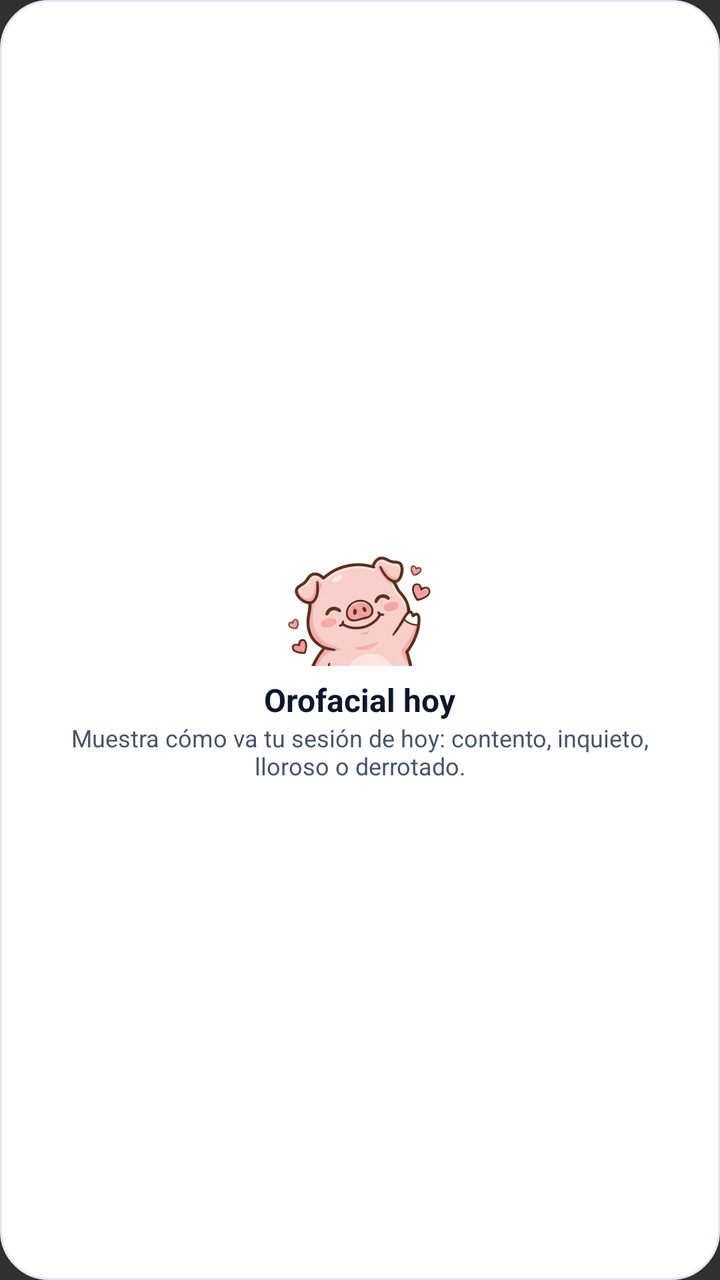
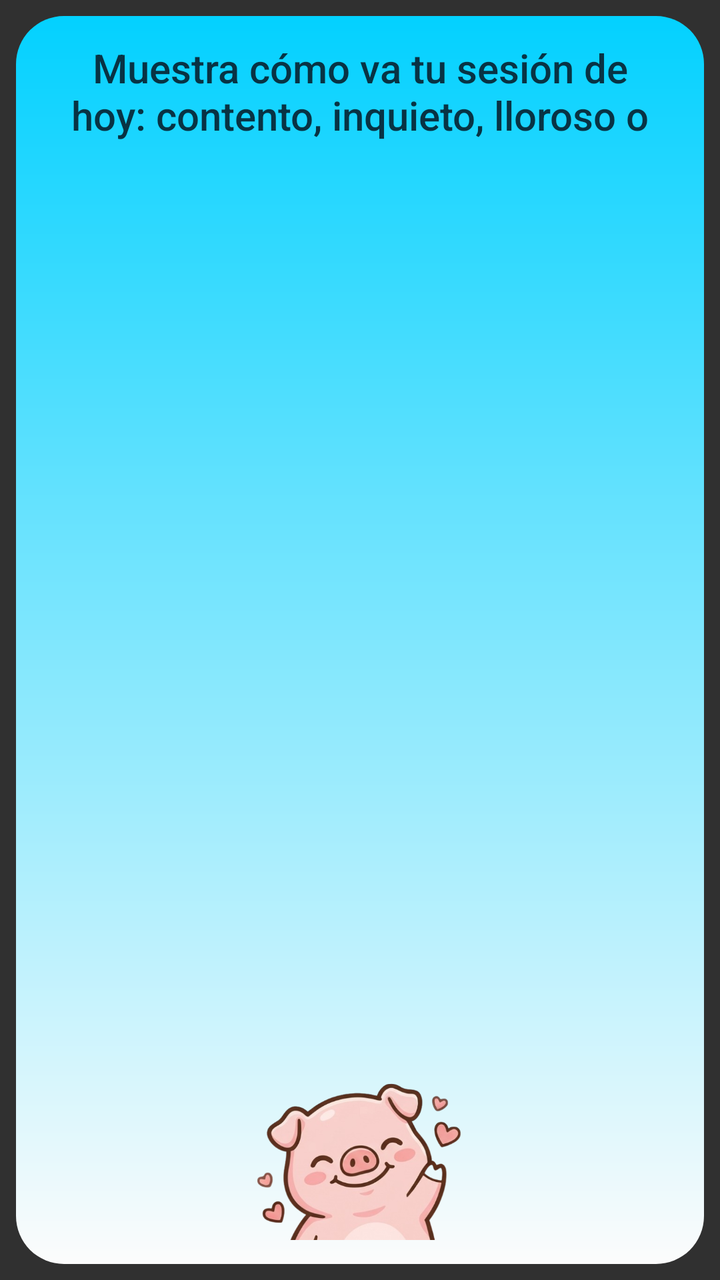

Two renders of the same Android screen: before a commit and after it. Below are the layout's source before the change and the commit's diff.
<!-- AndroidManifest.xml: application theme Theme.Orofacial -->
<!-- res/layout/widget_orofacial.xml -->
<?xml version="1.0" encoding="utf-8"?>
<LinearLayout xmlns:android="http://schemas.android.com/apk/res/android"
    android:id="@+id/widget_root"
    android:layout_width="match_parent"
    android:layout_height="match_parent"
    android:background="@drawable/widget_background"
    android:gravity="center"
    android:orientation="vertical"
    android:padding="16dp">

    <ImageView
        android:id="@+id/widget_mood"
        android:layout_width="84dp"
        android:layout_height="84dp"
        android:contentDescription="@string/widget_name"
        android:src="@drawable/ic_mood_contento" />

    <TextView
        android:id="@+id/widget_title"
        android:layout_width="wrap_content"
        android:layout_height="wrap_content"
        android:layout_marginTop="6dp"
        android:text="@string/widget_name"
        android:textColor="#0F172A"
        android:textSize="16sp"
        android:textStyle="bold" />

    <TextView
        android:id="@+id/widget_subtitle"
        android:layout_width="wrap_content"
        android:layout_height="wrap_content"
        android:gravity="center"
        android:maxLines="2"
        android:text="@string/widget_desc"
        android:textColor="#475569"
        android:textSize="12sp" />

</LinearLayout>
<!-- resources referenced by this layout -->
<resources>
  <!-- drawable ic_mood_contento: png bitmap (drawable-nodpi, 147634 bytes) -->
  <!-- drawable widget_background (drawable) -->
  <?xml version="1.0" encoding="utf-8"?>
  <shape xmlns:android="http://schemas.android.com/apk/res/android" android:shape="rectangle">
      <corners android:radius="24dp" />
      <solid android:color="#FFFFFF" />
      <stroke android:width="1dp" android:color="#E2E8F0" />
  </shape>
  <string name="widget_desc">Muestra cómo va tu sesión de hoy: contento, inquieto, lloroso o derrotado.</string>
  <string name="widget_name">Orofacial hoy</string>
  <style name="Theme.Orofacial" parent="Theme.AppCompat.NoActionBar">
          <item name="android:windowFullscreen">true</item>
          <item name="android:windowLayoutInDisplayCutoutMode">shortEdges</item>
          <item name="android:statusBarColor">@android:color/white</item>
          <item name="android:navigationBarColor">@android:color/white</item>
      </style>
</resources>

<!-- the commit's change to res/layout/widget_orofacial.xml (unified diff, before → after) -->
@@ -3,36 +3,41 @@
     android:id="@+id/widget_root"
     android:layout_width="match_parent"
     android:layout_height="match_parent"
-    android:background="@drawable/widget_background"
-    android:gravity="center"
     android:orientation="vertical"
-    android:padding="16dp">
+    android:padding="8dp">
 
-    <ImageView
-        android:id="@+id/widget_mood"
-        android:layout_width="84dp"
-        android:layout_height="84dp"
-        android:contentDescription="@string/widget_name"
-        android:src="@drawable/ic_mood_contento" />
+    <LinearLayout
+        android:id="@+id/widget_card"
+        android:layout_width="match_parent"
+        android:layout_height="match_parent"
+        android:background="@drawable/widget_background"
+        android:gravity="center_horizontal"
+        android:orientation="vertical"
+        android:padding="12dp">
 
-    <TextView
-        android:id="@+id/widget_title"
-        android:layout_width="wrap_content"
-        android:layout_height="wrap_content"
-        android:layout_marginTop="6dp"
-        android:text="@string/widget_name"
-        android:textColor="#0F172A"
-        android:textSize="16sp"
-        android:textStyle="bold" />
+        <TextView
+            android:id="@+id/widget_message"
+            android:layout_width="wrap_content"
+            android:layout_height="wrap_content"
+            android:fontFamily="sans-serif-medium"
+            android:gravity="center"
+            android:maxLines="2"
+            android:text="@string/widget_desc"
+            android:textColor="#083344"
+            android:textSize="20sp" />
 
-    <TextView
-        android:id="@+id/widget_subtitle"
-        android:layout_width="wrap_content"
-        android:layout_height="wrap_content"
-        android:gravity="center"
-        android:maxLines="2"
-        android:text="@string/widget_desc"
-        android:textColor="#475569"
-        android:textSize="12sp" />
+        
+        <View
+            android:layout_width="match_parent"
+            android:layout_height="0dp"
+            android:layout_weight="1" />
 
+        <ImageView
+            android:id="@+id/widget_mood"
+            android:layout_width="120dp"
+            android:layout_height="120dp"
+            android:contentDescription="@string/widget_name"
+            android:src="@drawable/ic_mood_contento" />
+
+    </LinearLayout>
 </LinearLayout>
<!-- resource entries referenced after the edit -->
@@ -5,8 +5,10 @@
   <?xml version="1.0" encoding="utf-8"?>
   <shape xmlns:android="http://schemas.android.com/apk/res/android" android:shape="rectangle">
       <corners android:radius="24dp" />
-      <solid android:color="#FFFFFF" />
-      <stroke android:width="1dp" android:color="#E2E8F0" />
+      <gradient
+          android:angle="90"
+          android:startColor="#FCFCFC"
+          android:endColor="#03D1FF" />
   </shape>
   <string name="widget_desc">Muestra cómo va tu sesión de hoy: contento, inquieto, lloroso o derrotado.</string>
   <string name="widget_name">Orofacial hoy</string>
